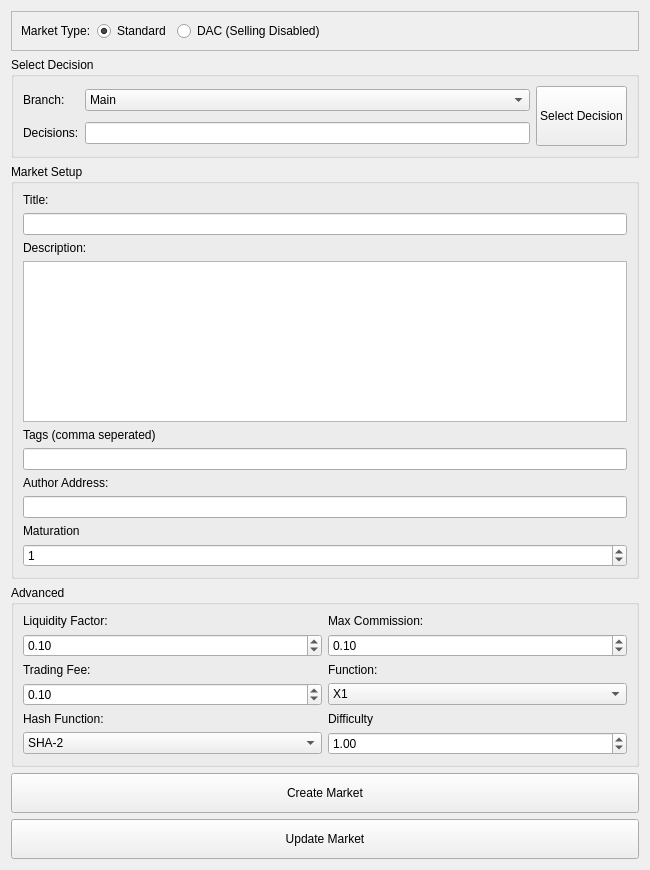
Qt form src/qt/forms/decisionmarketcreationwidget.ui (brishtiteveja/truthcoin-cpp) before a commit.
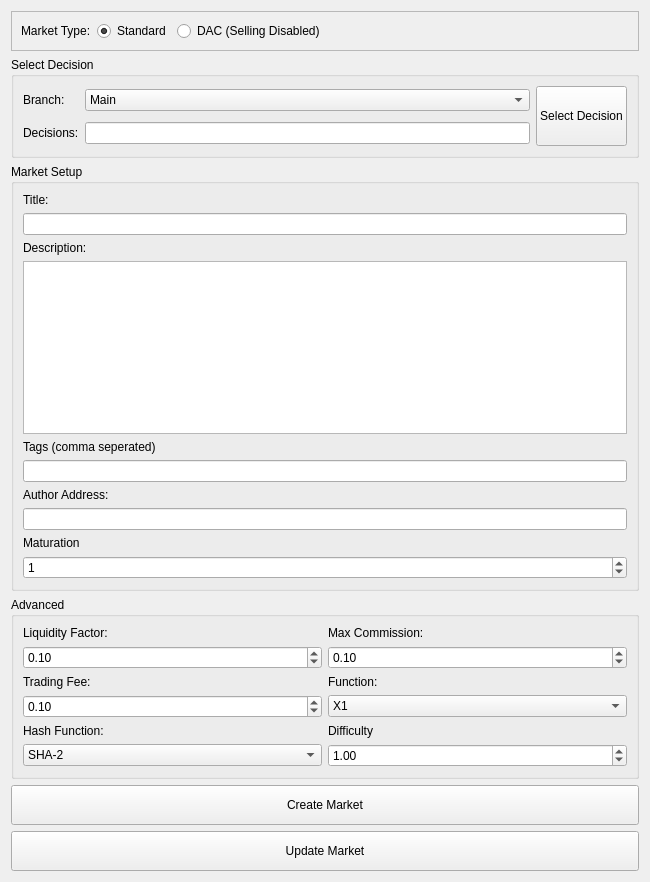
The same form after that commit.

The edit to the form file:
```diff
--- a/src/qt/forms/decisionmarketcreationwidget.ui
+++ b/src/qt/forms/decisionmarketcreationwidget.ui
@@ -7,7 +7,7 @@
     <x>0</x>
     <y>0</y>
     <width>650</width>
-    <height>870</height>
+    <height>882</height>
    </rect>
   </property>
   <property name="minimumSize">
```
Left out of the diff: 6 changed lines with no effect on the pictures.
